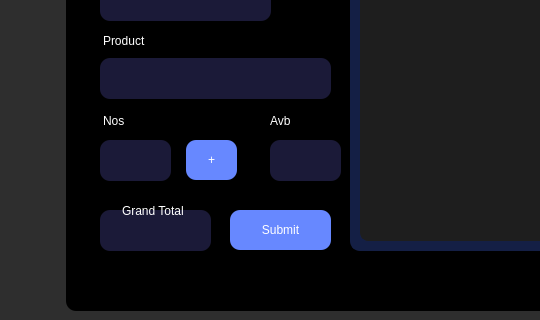
This is assets/uiux/rma.ui in JinxSeven/retail-manager-lite as Qt 5 draws it before an edit; both pictures show x 0 to 540 and y 321 to 641 of the 988 by 725 pixel window. The edited form follows.
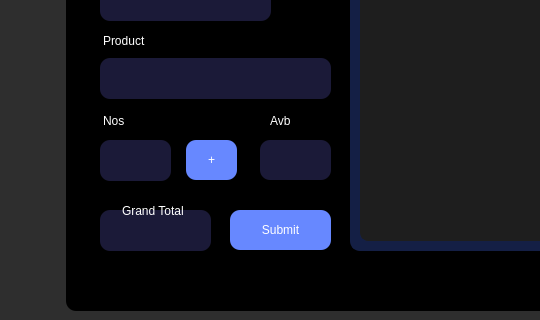
This is the edited form. The open tabs and pages were chosen to show the change. Icons and pictures are not drawn.

Commit message:
Fixes in Login tab and Orders tab
1.Css added for info msg
2.keydown funtionality added for login button
3. Avb label issue fixed in Orders tab.

```diff
--- a/assets/uiux/rma.ui
+++ b/assets/uiux/rma.ui
@@ -1056,29 +1056,6 @@
        <string>+</string>
       </property>
      </widget>
-     <widget class="QLineEdit" name="prodAvailable">
-      <property name="geometry">
-       <rect>
-        <x>220</x>
-        <y>410</y>
-        <width>71</width>
-        <height>41</height>
-       </rect>
-      </property>
-      <property name="styleSheet">
-       <string notr="true">color: white;
-font: 12pt &quot;Poppins SemiBold&quot;;
-border-radius: 10px;
-background-color:rgb(27, 26, 56);
-padding: 7px 12px;</string>
-      </property>
-      <property name="text">
-       <string/>
-      </property>
-      <property name="echoMode">
-       <enum>QLineEdit::Normal</enum>
-      </property>
-     </widget>
      <widget class="QLabel" name="prodAvbLable">
       <property name="geometry">
        <rect>
@@ -1097,6 +1074,26 @@
        <string>Avb</string>
       </property>
      </widget>
+     <widget class="QLabel" name="prodAvailable">
+      <property name="geometry">
+       <rect>
+        <x>210</x>
+        <y>410</y>
+        <width>71</width>
+        <height>40</height>
+       </rect>
+      </property>
+      <property name="styleSheet">
+       <string notr="true">  border-radius: 10px;
+  background-color: rgb(27, 26, 56);
+  font: 63 12pt &quot;Poppins SemiBold&quot;;
+  padding: 3px 7px;
+  color:#fff</string>
+      </property>
+      <property name="text">
+       <string/>
+      </property>
+     </widget>
      <zorder>columnView_3</zorder>
      <zorder>columnView_4</zorder>
      <zorder>navOrderEntryOne</zorder>
```
Left out of the diff: 6 changed lines with no effect on the pictures. The commit also changes 3 other files.
